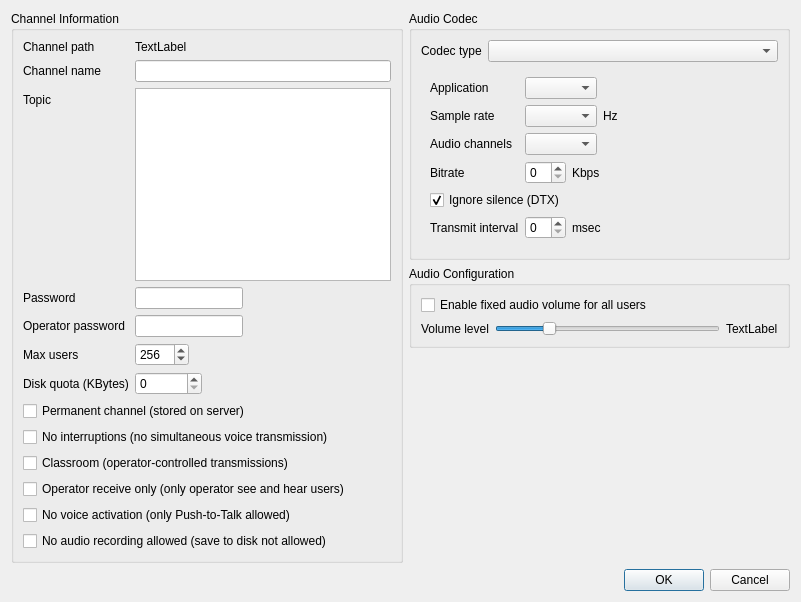
First picture: the form in Client/qtTeamTalk/channel.ui, repository Vector1990/TeamTalk5, before the edit.
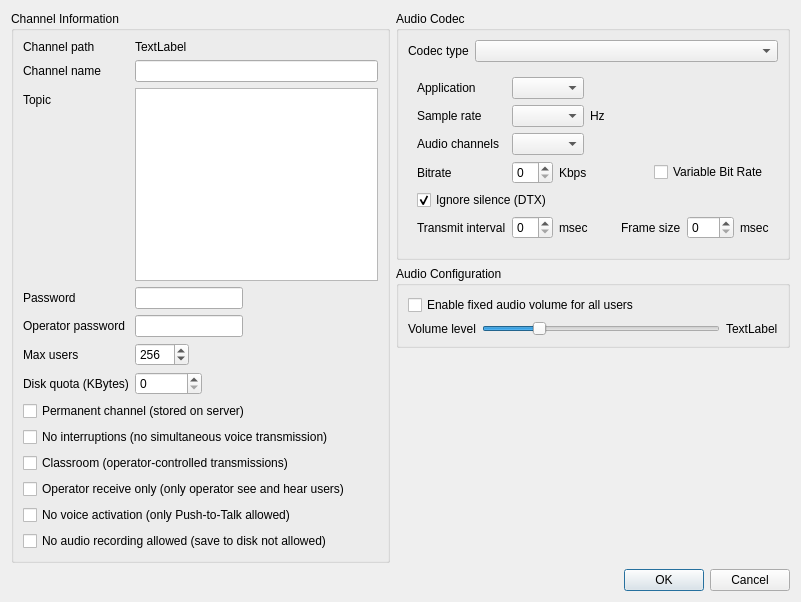
Second picture: the form after the edit. The open tabs and pages were chosen to show the change.

Commit message: Support for 500 msec transmission interval in Qt client

```diff
--- a/Client/qtTeamTalk/channel.ui
+++ b/Client/qtTeamTalk/channel.ui
@@ -670,6 +670,13 @@
                   </property>
                  </spacer>
                 </item>
+                <item>
+                 <widget class="QCheckBox" name="opus_vbrCheckBox">
+                  <property name="text">
+                   <string>Variable Bit Rate</string>
+                  </property>
+                 </widget>
+                </item>
                </layout>
               </item>
               <item row="4" column="0" colspan="2">
@@ -714,6 +721,33 @@
                   </property>
                  </spacer>
                 </item>
+                <item>
+                 <widget class="QLabel" name="label_6">
+                  <property name="text">
+                   <string>Frame size</string>
+                  </property>
+                 </widget>
+                </item>
+                <item>
+                 <widget class="QSpinBox" name="opus_framesizeSpinBox">
+                  <property name="minimum">
+                   <number>0</number>
+                  </property>
+                  <property name="maximum">
+                   <number>120</number>
+                  </property>
+                  <property name="value">
+                   <number>0</number>
+                  </property>
+                 </widget>
+                </item>
+                <item>
+                 <widget class="QLabel" name="label_10">
+                  <property name="text">
+                   <string>msec</string>
+                  </property>
+                 </widget>
+                </item>
                </layout>
               </item>
              </layout>
```
Left out of the diff: 5 changed lines with no effect on the pictures. The commit also changes 3 other files.
